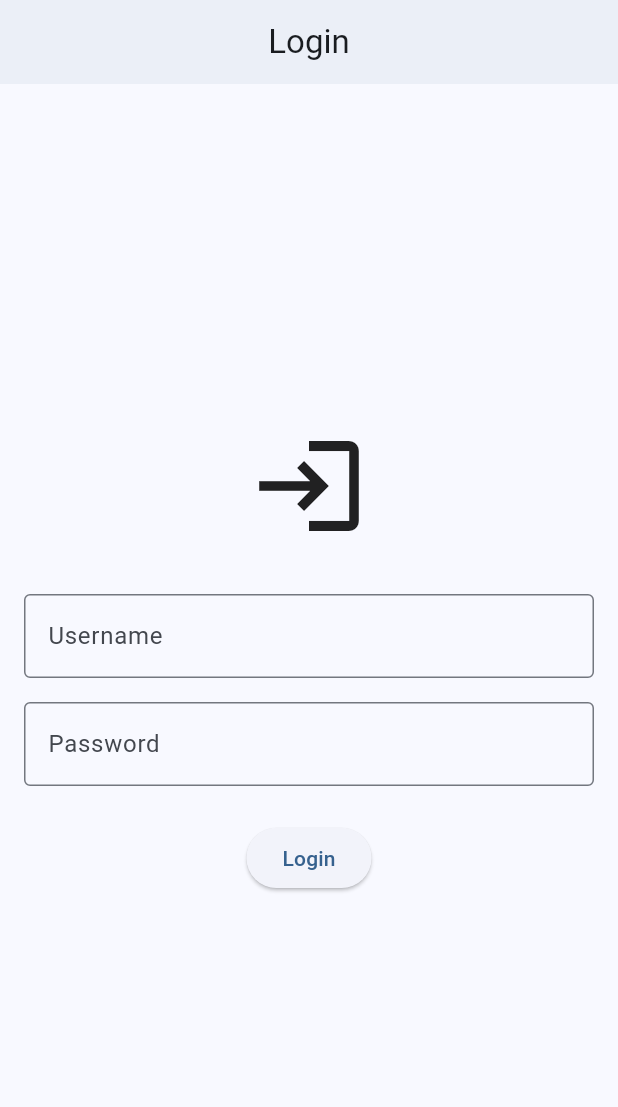
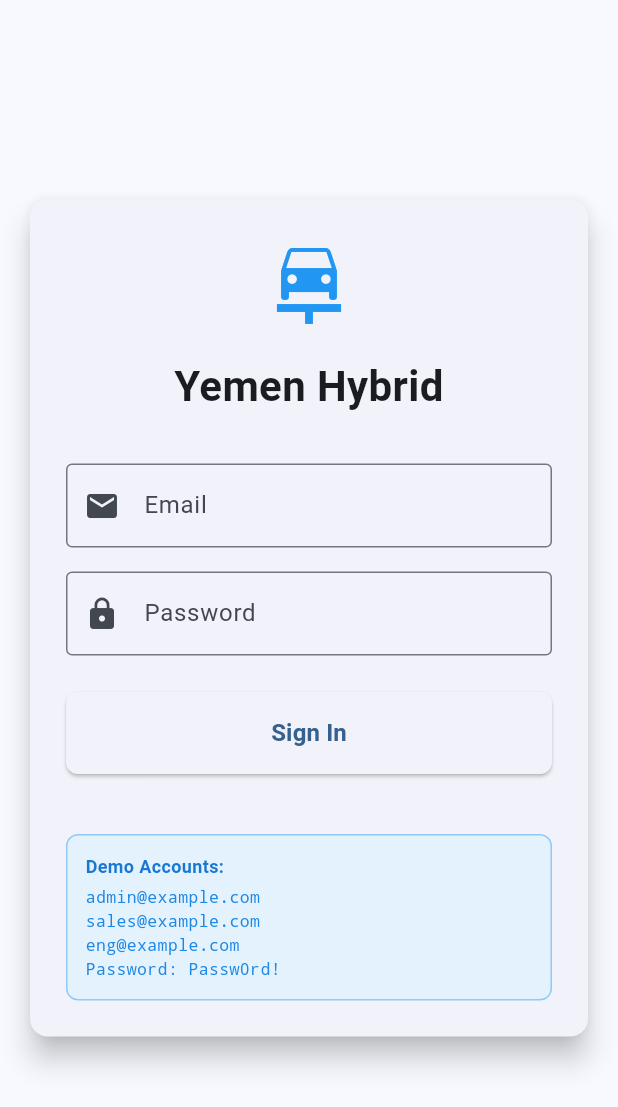
Before and after one commit to geniussoftwarecore/yemenhybridapp, a Flutter app: the screen it shows after launch, on a phone screen of 412 x 824 dp. Shown: the top 1107 px of the screen. Run offline on Flutter 3.47's test engine with Material 3 defaults, Android fonts, the phone set to English and light mode, and no system bars; our stand-ins replace dio, file_picker, fl_chart, flutter_riverpod, go_router, shared_preferences; network calls fail.

Commit message:
Add modern login screen with JWT storage and offline fallback
Implement a new login page with email/password fields, JWT token storage, and a fallback banner for API unavailability. Update backend seed data with new email addresses and route configurations.

Replit-Commit-Author: Agent
Replit-Commit-Session-Id: 670ec620-3310-4853-b70a-0cf10c314b77
Replit-Commit-Checkpoint-Type: full_checkpoint
Replit-Commit-Screenshot-Url: https://storage.googleapis.com/screenshot-production-us-central1/959c897d-56dd-4a9b-9117-86dd721c5d9a/670ec620-3310-4853-b70a-0cf10c314b77/i5Hjq7z

```diff
--- /dev/null
+++ b/flutter_app/lib/features/auth/login_page.dart
@@ -0,0 +1,300 @@
+import 'package:flutter/material.dart';
+import 'package:flutter_riverpod/flutter_riverpod.dart';
+import 'package:go_router/go_router.dart';
+import '../../shared/providers/auth_state.dart';
+
+class LoginPage extends ConsumerStatefulWidget {
+  const LoginPage({super.key});
+
+  @override
+  ConsumerState<LoginPage> createState() => _LoginPageState();
+}
+
+class _LoginPageState extends ConsumerState<LoginPage> {
+  final _formKey = GlobalKey<FormState>();
+  final _emailController = TextEditingController();
+  final _passwordController = TextEditingController();
+
+  bool _isLoading = false;
+  String? _errorMessage;
+  bool _showFallbackBanner = false;
+
+  @override
+  void dispose() {
+    _emailController.dispose();
+    _passwordController.dispose();
+    super.dispose();
+  }
+
+  Future<void> _handleSignIn() async {
+    if (!_formKey.currentState!.validate()) return;
+
+    setState(() {
+      _isLoading = true;
+      _errorMessage = null;
+      _showFallbackBanner = false;
+    });
+
+    try {
+      final result = await ref.read(authProvider.notifier).signIn(
+        _emailController.text,
+        _passwordController.text,
+      );
+
+      if (result['success'] == true) {
+        if (result['fallback'] == true) {
+          setState(() {
+            _showFallbackBanner = true;
+          });
+          // Show banner briefly then navigate
+          await Future.delayed(const Duration(milliseconds: 1500));
+        }
+
+        if (mounted) {
+          context.go('/gate');
+        }
+      } else {
+        setState(() {
+          _errorMessage = result['error'] ?? 'Login failed';
+        });
+      }
+    } catch (e) {
+      setState(() {
+        _errorMessage = 'An unexpected error occurred';
+      });
+    } finally {
+      if (mounted) {
+        setState(() {
+          _isLoading = false;
+        });
+      }
+    }
+  }
+
+  @override
+  Widget build(BuildContext context) {
+    return Scaffold(
+      body: Stack(
+        children: [
+          // Main content
+          Center(
+            child: SingleChildScrollView(
+              padding: const EdgeInsets.all(16.0),
+              child: Container(
+                constraints: const BoxConstraints(maxWidth: 420),
+                child: Card(
+                  elevation: 8,
+                  child: Padding(
+                    padding: const EdgeInsets.all(24.0),
+                    child: Form(
+                      key: _formKey,
+                      child: Column(
+                        mainAxisSize: MainAxisSize.min,
+                        crossAxisAlignment: CrossAxisAlignment.stretch,
+                        children: [
+                          // Logo and title
+                          const Icon(
+                            Icons.car_repair,
+                            size: 64,
+                            color: Colors.blue,
+                          ),
+                          const SizedBox(height: 16),
+                          const Text(
+                            'Yemen Hybrid',
+                            textAlign: TextAlign.center,
+                            style: TextStyle(
+                              fontSize: 28,
+                              fontWeight: FontWeight.bold,
+                            ),
+                          ),
+                          const SizedBox(height: 32),
+
+                          // Email field
+                          TextFormField(
+                            controller: _emailController,
+                            keyboardType: TextInputType.emailAddress,
+                            enabled: !_isLoading,
+                            decoration: const InputDecoration(
+                              labelText: 'Email',
+                              hintText: 'Enter your email',
+                              prefixIcon: Icon(Icons.email),
+                              border: OutlineInputBorder(),
+                            ),
+                            validator: (value) {
+                              if (value == null || value.isEmpty) {
+                                return 'Please enter your email';
+                              }
+                              if (!value.contains('@')) {
+                                return 'Please enter a valid email';
+                              }
+                              return null;
+                            },
+                          ),
+                          const SizedBox(height: 16),
+
+                          // Password field
+                          TextFormField(
+                            controller: _passwordController,
+                            obscureText: true,
+                            enabled: !_isLoading,
+                            decoration: const InputDecoration(
+                              labelText: 'Password',
+                              hintText: 'Enter your password',
+                              prefixIcon: Icon(Icons.lock),
+                              border: OutlineInputBorder(),
+                            ),
+                            validator: (value) {
+                              if (value == null || value.isEmpty) {
+                                return 'Please enter your password';
+                              }
+                              if (value.length < 6) {
+                                return 'Password must be at least 6 characters';
+                              }
+                              return null;
+                            },
+                            onFieldSubmitted: (_) => _handleSignIn(),
+                          ),
+                          const SizedBox(height: 24),
+
+                          // Sign in button
+                          ElevatedButton(
+                            onPressed: _isLoading ? null : _handleSignIn,
+                            style: ElevatedButton.styleFrom(
+                              padding: const EdgeInsets.symmetric(vertical: 16),
+                              shape: RoundedRectangleBorder(
+                                borderRadius: BorderRadius.circular(8),
+                              ),
+                            ),
+                            child: _isLoading
+                                ? const SizedBox(
+                                    height: 20,
+                                    width: 20,
+                                    child: CircularProgressIndicator(
+                                      strokeWidth: 2,
+                                    ),
+                                  )
+                                : const Text(
+                                    'Sign In',
+                                    style: TextStyle(
+                                      fontSize: 16,
+                                      fontWeight: FontWeight.bold,
+                                    ),
+                                  ),
+                          ),
+                          const SizedBox(height: 16),
+
+                          // Error message
+                          if (_errorMessage != null)
+                            Container(
+                              padding: const EdgeInsets.all(12),
+                              decoration: BoxDecoration(
+                                color: Colors.red.shade50,
+                                borderRadius: BorderRadius.circular(8),
+                                border: Border.all(color: Colors.red.shade200),
+                              ),
+                              child: Row(
+                                children: [
+                                  Icon(
+                                    Icons.error_outline,
+                                    color: Colors.red.shade600,
+                                    size: 20,
+                                  ),
+                                  const SizedBox(width: 8),
+                                  Expanded(
+                                    child: Text(
+                                      _errorMessage!,
+                                      style: TextStyle(
+                                        color: Colors.red.shade600,
+                                        fontSize: 14,
+                                      ),
+                                    ),
+                                  ),
+                                ],
+                              ),
+                            ),
+
+                          // Demo credentials hint
+                          const SizedBox(height: 24),
+                          Container(
+                            padding: const EdgeInsets.all(12),
+                            decoration: BoxDecoration(
+                              color: Colors.blue.shade50,
+                              borderRadius: BorderRadius.circular(8),
+                              border: Border.all(color: Colors.blue.shade200),
+                            ),
+                            child: Column(
+                              crossAxisAlignment: CrossAxisAlignment.start,
+                              children: [
+                                Text(
+                                  'Demo Accounts:',
+                                  style: TextStyle(
+                                    color: Colors.blue.shade700,
+                                    fontWeight: FontWeight.bold,
+                                    fontSize: 12,
+                                  ),
+                                ),
+                                const SizedBox(height: 4),
+                                Text(
+                                  'admin@example.com\nsales@example.com\neng@example.com\nPassword: Passw0rd!',
+                                  style: TextStyle(
+                                    color: Colors.blue.shade600,
+                                    fontSize: 11,
+                                    fontFamily: 'monospace',
+                                  ),
+                                ),
+                              ],
+                            ),
+                          ),
+                        ],
+                      ),
+                    ),
+                  ),
+                ),
+              ),
+            ),
+          ),
+
+          // API Offline banner
+          if (_showFallbackBanner)
+            Positioned(
+              top: 50,
+              left: 16,
+              right: 16,
+              child: Material(
+                elevation: 4,
+                borderRadius: BorderRadius.circular(8),
+                child: Container(
+                  padding: const EdgeInsets.all(12),
+                  decoration: BoxDecoration(
+                    color: Colors.orange.shade100,
+                    borderRadius: BorderRadius.circular(8),
+                    border: Border.all(color: Colors.orange.shade300),
+                  ),
+                  child: Row(
+                    children: [
+                      Icon(
+                        Icons.warning_amber,
+                        color: Colors.orange.shade700,
+                        size: 20,
+                      ),
+                      const SizedBox(width: 8),
+                      Expanded(
+                        child: Text(
+                          'API offline (DEV)',
+                          style: TextStyle(
+                            color: Colors.orange.shade700,
+                            fontSize: 14,
+                            fontWeight: FontWeight.bold,
+                          ),
+                        ),
+                      ),
+                    ],
+                  ),
+                ),
+              ),
+            ),
+        ],
+      ),
+    );
+  }
+}
--- a/flutter_app/lib/features/splash/splash_page.dart
+++ b/flutter_app/lib/features/splash/splash_page.dart
@@ -1,7 +1,7 @@
 import 'package:flutter/material.dart';
 import 'package:go_router/go_router.dart';
 import 'package:dio/dio.dart';
-import 'package:flutter_dotenv/flutter_dotenv.dart';
+import '../../core/env/env.dart';
 
 class SplashPage extends StatefulWidget {
   const SplashPage({super.key});
@@ -20,15 +20,13 @@ class _SplashPageState extends State<SplashPage> {
   _performHealthCheck() async {
     try {
       final dio = Dio();
-      final apiUrl = dotenv.env['API_URL'] ?? 'http://localhost:8000/api/v1';
-      final baseUrl = apiUrl.replaceAll('/api/v1', ''); // Get base URL for /health
+      final baseUrl = Env.apiBaseUrl;
 
       // Enforce strict 3-second timeout using Future.any
       await Future.any([
         dio.get(
           '$baseUrl/health',
           options: Options(
-            connectTimeout: const Duration(seconds: 3),
             sendTimeout: const Duration(seconds: 3),
             receiveTimeout: const Duration(seconds: 3),
           ),
--- a/flutter_app/lib/routing/app_router.dart
+++ b/flutter_app/lib/routing/app_router.dart
@@ -1,7 +1,7 @@
 import 'package:flutter/material.dart';
 import 'package:go_router/go_router.dart';
 import '../features/splash/splash_page.dart';
-import '../features/auth/login_screen.dart';
+import '../features/auth/login_page.dart';
 import '../features/dashboard/dashboard_screen.dart';
 
 class AppRouter {
@@ -16,7 +16,7 @@ class AppRouter {
       GoRoute(
         path: '/login',
         name: 'login',
-        builder: (context, state) => const LoginScreen(),
+        builder: (context, state) => const LoginPage(),
       ),
       GoRoute(
         path: '/gate',
```
Also changed, not shown: flutter_app/lib/shared/providers/auth_state.dart (added, +176 -0 lines), 4 other files.
